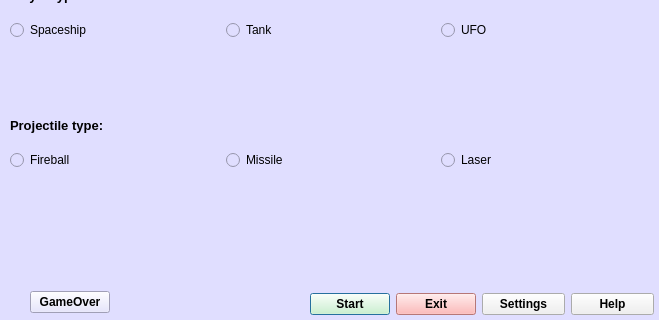
This is Game/mainmenudialog.ui in miikka0000/BusDestroyer2000-Game-with-Qt as Qt 5 draws it before an edit; both pictures show x 0 to 659 and y 159 to 479 of the 659 by 479 pixel window. The edited form follows.
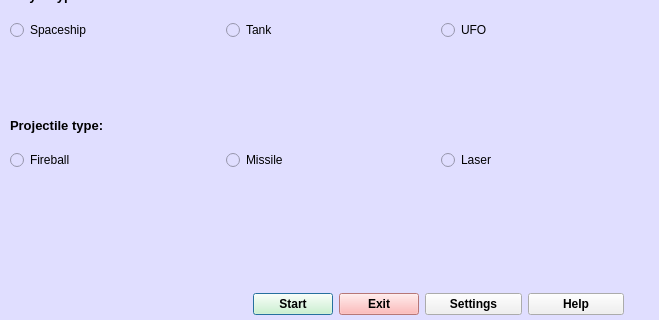
This is the edited form. Icons and pictures are not drawn.

The edit to the form file:
```diff
--- a/Game/mainmenudialog.ui
+++ b/Game/mainmenudialog.ui
@@ -424,103 +424,6 @@
     </item>
    </layout>
   </widget>
-  <widget class="QWidget" name="layoutWidget4">
-   <property name="geometry">
-    <rect>
-     <x>310</x>
-     <y>450</y>
-     <width>344</width>
-     <height>26</height>
-    </rect>
-   </property>
-   <layout class="QHBoxLayout" name="horizontalLayout_8">
-    <item>
-     <layout class="QHBoxLayout" name="horizontalLayout_5">
-      <item>
-       <widget class="QPushButton" name="startButton">
-        <property name="sizePolicy">
-         <sizepolicy hsizetype="Fixed" vsizetype="Fixed">
-          <horstretch>0</horstretch>
-          <verstretch>0</verstretch>
-         </sizepolicy>
-        </property>
-        <property name="font">
-         <font>
-          <weight>75</weight>
-          <bold>true</bold>
-         </font>
-        </property>
-        <property name="styleSheet">
-         <string notr="true">background-color: rgb(212, 255, 197)
-</string>
-        </property>
-        <property name="text">
-         <string>Start</string>
-        </property>
-       </widget>
-      </item>
-      <item>
-       <widget class="QPushButton" name="exitButton">
-        <property name="sizePolicy">
-         <sizepolicy hsizetype="Fixed" vsizetype="Fixed">
-          <horstretch>0</horstretch>
-          <verstretch>0</verstretch>
-         </sizepolicy>
-        </property>
-        <property name="font">
-         <font>
-          <weight>75</weight>
-          <bold>true</bold>
-         </font>
-        </property>
-        <property name="styleSheet">
-         <string notr="true">background-color: rgb(255, 166, 166)</string>
-        </property>
-        <property name="text">
-         <string>Exit</string>
-        </property>
-       </widget>
-      </item>
-     </layout>
-    </item>
-    <item>
-     <layout class="QHBoxLayout" name="horizontalLayout_7">
-      <item>
-       <widget class="QPushButton" name="settingsButton">
-        <property name="font">
-         <font>
-          <weight>75</weight>
-          <bold>true</bold>
-         </font>
-        </property>
-        <property name="styleSheet">
-         <string notr="true">background-color: rgb(240, 240, 240);</string>
-        </property>
-        <property name="text">
-         <string>Settings</string>
-        </property>
-       </widget>
-      </item>
-      <item>
-       <widget class="QPushButton" name="helpButton">
-        <property name="font">
-         <font>
-          <weight>75</weight>
-          <bold>true</bold>
-         </font>
-        </property>
-        <property name="styleSheet">
-         <string notr="true">background-color: rgb(240, 240, 240);</string>
-        </property>
-        <property name="text">
-         <string>Help</string>
-        </property>
-       </widget>
-      </item>
-     </layout>
-    </item>
-   </layout>
-  </widget>
   <widget class="QWidget" name="layoutWidget5">
    <property name="geometry">
     <rect>
@@ -579,24 +482,102 @@
     </item>
    </layout>
   </widget>
-  <widget class="QPushButton" name="pushButton">
+  <widget class="QWidget" name="">
    <property name="geometry">
     <rect>
-     <x>30</x>
+     <x>253</x>
      <y>450</y>
-     <width>80</width>
-     <height>22</height>
+     <width>371</width>
+     <height>26</height>
     </rect>
    </property>
-   <property name="font">
-    <font>
-     <weight>75</weight>
-     <bold>true</bold>
-    </font>
-   </property>
-   <property name="text">
-    <string>GameOver</string>
-   </property>
+   <layout class="QHBoxLayout" name="horizontalLayout_6">
+    <item>
+     <layout class="QHBoxLayout" name="horizontalLayout_5">
+      <item>
+       <widget class="QPushButton" name="startButton">
+        <property name="sizePolicy">
+         <sizepolicy hsizetype="Fixed" vsizetype="Fixed">
+          <horstretch>0</horstretch>
+          <verstretch>0</verstretch>
+         </sizepolicy>
+        </property>
+        <property name="font">
+         <font>
+          <weight>75</weight>
+          <bold>true</bold>
+         </font>
+        </property>
+        <property name="styleSheet">
+         <string notr="true">background-color: rgb(212, 255, 197)
+</string>
+        </property>
+        <property name="text">
+         <string>Start</string>
+        </property>
+       </widget>
+      </item>
+      <item>
+       <widget class="QPushButton" name="exitButton">
+        <property name="sizePolicy">
+         <sizepolicy hsizetype="Fixed" vsizetype="Fixed">
+          <horstretch>0</horstretch>
+          <verstretch>0</verstretch>
+         </sizepolicy>
+        </property>
+        <property name="font">
+         <font>
+          <weight>75</weight>
+          <bold>true</bold>
+         </font>
+        </property>
+        <property name="styleSheet">
+         <string notr="true">background-color: rgb(255, 166, 166)</string>
+        </property>
+        <property name="text">
+         <string>Exit</string>
+        </property>
+       </widget>
+      </item>
+     </layout>
+    </item>
+    <item>
+     <layout class="QHBoxLayout" name="horizontalLayout_7">
+      <item>
+       <widget class="QPushButton" name="settingsButton">
+        <property name="font">
+         <font>
+          <weight>75</weight>
+          <bold>true</bold>
+         </font>
+        </property>
+        <property name="styleSheet">
+         <string notr="true">background-color: rgb(240, 240, 240);</string>
+        </property>
+        <property name="text">
+         <string>Settings</string>
+        </property>
+       </widget>
+      </item>
+      <item>
+       <widget class="QPushButton" name="helpButton">
+        <property name="font">
+         <font>
+          <weight>75</weight>
+          <bold>true</bold>
+         </font>
+        </property>
+        <property name="styleSheet">
+         <string notr="true">background-color: rgb(240, 240, 240);</string>
+        </property>
+        <property name="text">
+         <string>Help</string>
+        </property>
+       </widget>
+      </item>
+     </layout>
+    </item>
+   </layout>
   </widget>
  </widget>
  <resources>
```
Left out of the diff: 2 changed lines with no effect on the pictures.
